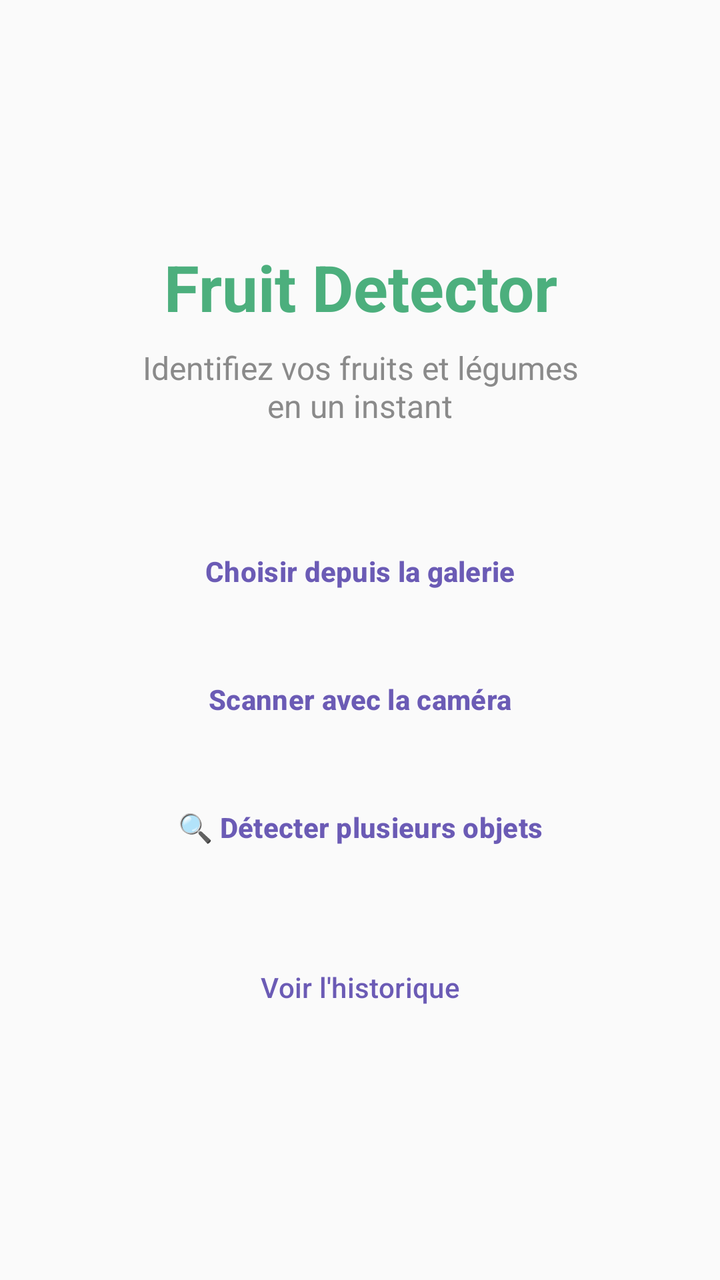
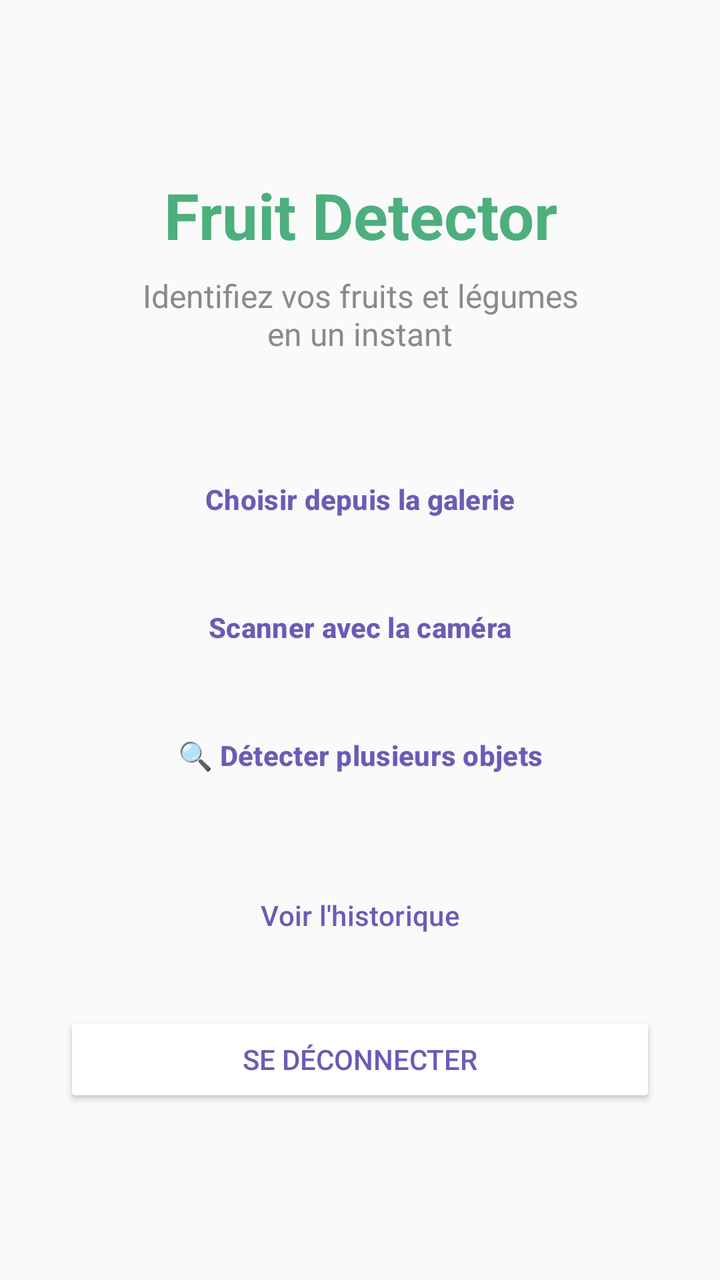

Before-and-after screenshots of an Android layout around one commit, followed by the original layout XML and the change that was made.
<!-- AndroidManifest.xml: application theme Theme.FruitDetector -->
<!-- res/layout/fragment_home.xml -->
<?xml version="1.0" encoding="utf-8"?>
<LinearLayout
    xmlns:android="http://schemas.android.com/apk/res/android"
    xmlns:tools="http://schemas.android.com/tools"
    android:layout_width="match_parent"
    android:layout_height="match_parent"
    android:orientation="vertical"
    android:gravity="center"
    android:padding="32dp"
    android:background="@color/fruit_background"
    tools:context=".view.HomeFragment">

    
    <TextView
        android:id="@+id/appTitleText"
        android:layout_width="match_parent"
        android:layout_height="wrap_content"
        android:text="@string/app_title"
        android:textSize="32sp"
        android:textStyle="bold"
        android:textColor="@color/fruit_green"
        android:gravity="center"
        android:layout_marginBottom="8dp" />

    
    <TextView
        android:id="@+id/appSubtitleText"
        android:layout_width="match_parent"
        android:layout_height="wrap_content"
        android:text="@string/app_subtitle"
        android:textSize="16sp"
        android:textColor="@color/fruit_text_secondary"
        android:gravity="center"
        android:layout_marginBottom="48dp" />

    
    <Button
        android:id="@+id/galleryButton"
        style="@style/FruitButton.Primary"
        android:layout_width="match_parent"
        android:layout_height="wrap_content"
        android:text="@string/gallery_button_text"
        android:layout_marginBottom="16dp" />

    
    <Button
        android:id="@+id/cameraButton"
        style="@style/FruitButton.Primary"
        android:layout_width="match_parent"
        android:layout_height="wrap_content"
        android:text="@string/camera_button_text"
        android:layout_marginBottom="16dp" />

    
    <Button
        android:id="@+id/detectionButton"
        style="@style/FruitButton.Primary"
        android:layout_width="match_parent"
        android:layout_height="wrap_content"
        android:text="@string/detection_button_text"
        android:layout_marginBottom="32dp" />

    
    <Button
        android:id="@+id/historyButton"
        style="@style/FruitButton.Outlined"
        android:layout_width="match_parent"
        android:layout_height="wrap_content"
        android:text="@string/history_button_text" />

</LinearLayout>
<!-- resources referenced by this layout -->
<resources>
  <color name="fruit_background">#FAFAFA</color>
  <color name="fruit_green">#4CAF7D</color>
  <color name="fruit_text_secondary">#8A8A8A</color>
  <string name="app_subtitle">Identifiez vos fruits et légumes\nen un instant</string>
  <string name="app_title"> Fruit Detector</string>
  <string name="camera_button_text">Scanner avec la caméra</string>
  <string name="detection_button_text">🔍 Détecter plusieurs objets</string>
  <string name="gallery_button_text">Choisir depuis la galerie</string>
  <string name="history_button_text">Voir l\'historique</string>
  <style name="FruitButton.Outlined" parent="Widget.Material3.Button.OutlinedButton">
          <item name="android:textColor">@color/fruit_purple_text</item>
          <item name="strokeColor">@color/fruit_purple</item>
          <item name="strokeWidth">1dp</item>
          <item name="cornerRadius">28dp</item>
          <item name="android:textAllCaps">false</item>
          <item name="android:paddingTop">14dp</item>
          <item name="android:paddingBottom">14dp</item>
      </style>
  <style name="FruitButton.Primary" parent="Widget.Material3.Button">
          <item name="backgroundTint">@color/fruit_purple</item>
          <item name="android:textColor">@color/fruit_purple_text</item>
          <item name="android:textStyle">bold</item>
          <item name="cornerRadius">28dp</item>
          <item name="android:textAllCaps">false</item>
          <item name="android:paddingTop">14dp</item>
          <item name="android:paddingBottom">14dp</item>
          <item name="elevation">0dp</item>
      </style>
  <style name="Theme.FruitDetector" parent="Base.Theme.FruitDetector" />
  <color name="fruit_purple_text">#6B5BB5</color>
  <color name="fruit_purple">#C4B5F0</color>
  <style name="Base.Theme.FruitDetector" parent="Theme.Material3.DayNight.NoActionBar">
          
          
      </style>
</resources>

<!-- the commit's change to res/layout/fragment_home.xml (unified diff, before → after) -->
@@ -68,4 +68,15 @@
         android:layout_height="wrap_content"
         android:text="@string/history_button_text" />
 
+
+    
+    <Button
+        android:id="@+id/logoutButton"
+        android:layout_width="match_parent"
+        android:layout_height="wrap_content"
+        android:text="@string/logout_button"
+        android:textColor="@color/fruit_purple_text"
+        android:backgroundTint="@color/white"
+        android:layout_marginTop="24dp" />
+
 </LinearLayout>
<!-- resource entries referenced after the edit -->
@@ -2,13 +2,16 @@
 <resources>
   <color name="fruit_background">#FAFAFA</color>
   <color name="fruit_green">#4CAF7D</color>
+  <color name="fruit_purple_text">#6B5BB5</color>
   <color name="fruit_text_secondary">#8A8A8A</color>
+  <color name="white">#FFFFFFFF</color>
   <string name="app_subtitle">Identifiez vos fruits et légumes\nen un instant</string>
   <string name="app_title"> Fruit Detector</string>
   <string name="camera_button_text">Scanner avec la caméra</string>
   <string name="detection_button_text">🔍 Détecter plusieurs objets</string>
   <string name="gallery_button_text">Choisir depuis la galerie</string>
   <string name="history_button_text">Voir l\'historique</string>
+  <string name="logout_button">Se déconnecter</string>
   <style name="FruitButton.Outlined" parent="Widget.Material3.Button.OutlinedButton">
           <item name="android:textColor">@color/fruit_purple_text</item>
           <item name="strokeColor">@color/fruit_purple</item>
@@ -29,7 +32,6 @@
           <item name="elevation">0dp</item>
       </style>
   <style name="Theme.FruitDetector" parent="Base.Theme.FruitDetector" />
-  <color name="fruit_purple_text">#6B5BB5</color>
   <color name="fruit_purple">#C4B5F0</color>
   <style name="Base.Theme.FruitDetector" parent="Theme.Material3.DayNight.NoActionBar">
           
